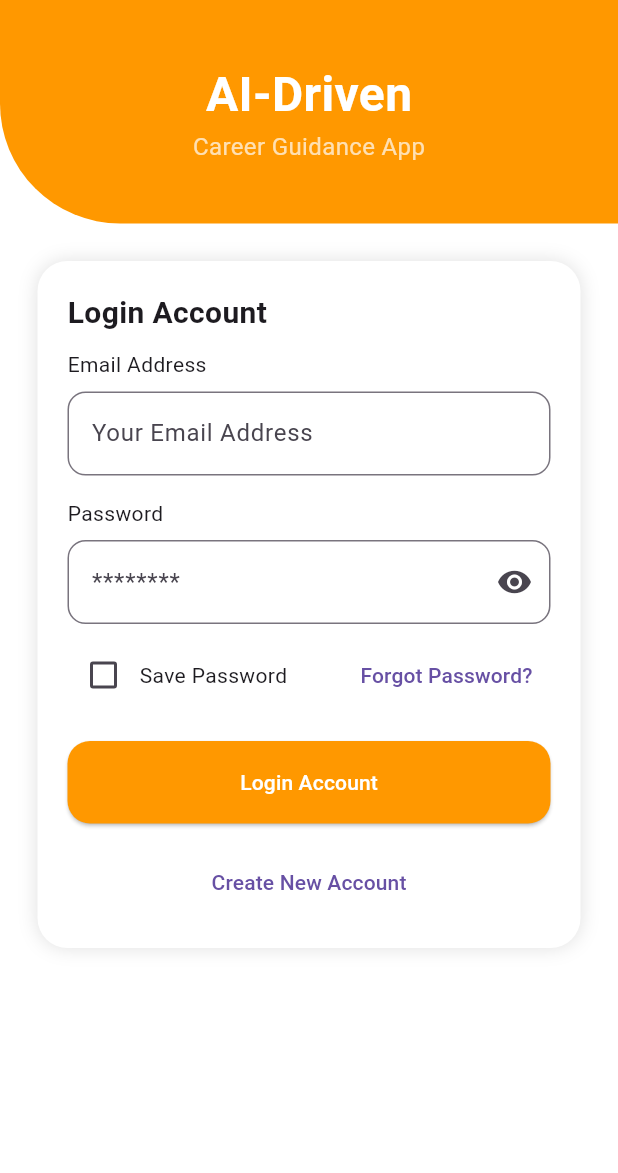
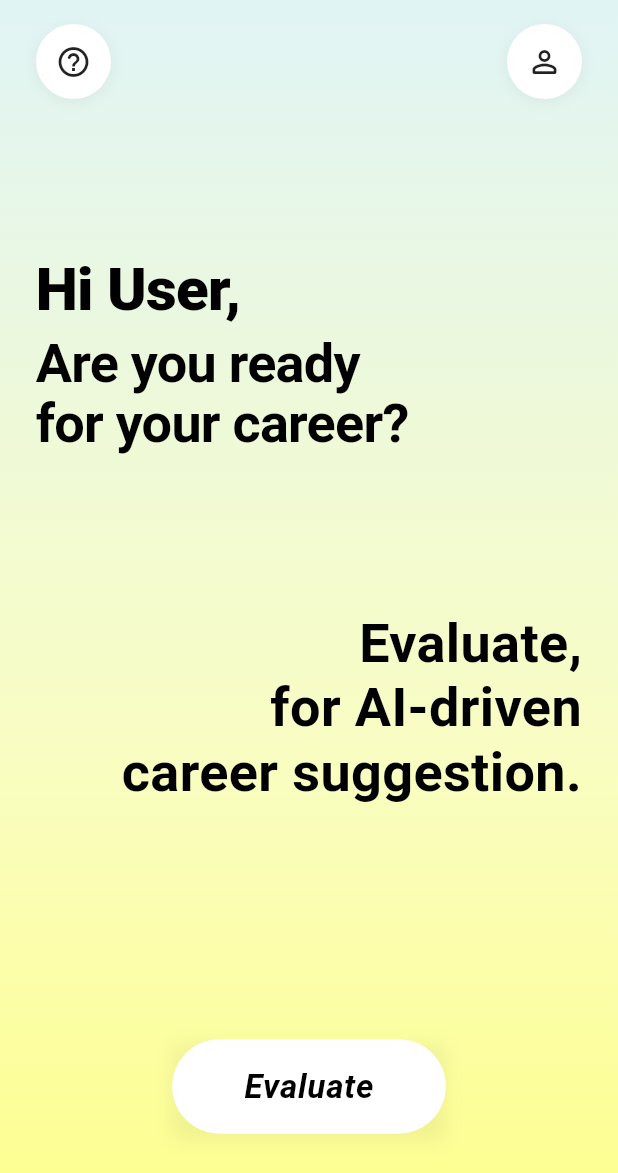
Before and after one commit to cd-cejas/cejas_flutter_app, a Flutter app: the screen it shows after launch, after a tap on "Login Account", on a phone screen of 412 x 824 dp. Shown: the top 1173 px of the screen. Run offline on Flutter 3.47's test engine with Material 3 defaults, Android fonts, the phone set to English and light mode, and no system bars.

Commit message:
added new page

```diff
--- /dev/null
+++ b/lib/home_page.dart
@@ -0,0 +1,214 @@
+import 'package:flutter/material.dart';
+import 'package:flutter/services.dart';
+
+/*void main() {
+  runApp(const MyApp());
+}
+
+class MyApp extends StatelessWidget {
+  const MyApp({super.key});
+
+  @override
+  Widget build(BuildContext context) {
+    // Set status bar to transparent to let gradient show through
+    SystemChrome.setSystemUIOverlayStyle(const SystemUiOverlayStyle(
+      statusBarColor: Colors.transparent,
+      statusBarIconBrightness: Brightness.dark,
+    ));
+
+    return MaterialApp(
+      debugShowCheckedModeBanner: false,
+      title: 'Career Evaluator',
+      theme: ThemeData(
+        useMaterial3: true,
+        fontFamily: 'Roboto', // Using default, but Inter/Poppins would match better
+      ),
+      // This is now the HomePage widget, ready to be navigated to from your Login page
+      home: const HomePage(),
+    );
+  }
+}
+*/
+class HomePage extends StatelessWidget {
+  const HomePage({super.key});
+
+  @override
+  Widget build(BuildContext context) {
+    return Scaffold(
+      // Extend body behind app bar/status bar area
+      extendBodyBehindAppBar: true,
+      body: Container(
+        width: double.infinity,
+        height: double.infinity,
+        decoration: const BoxDecoration(
+          gradient: LinearGradient(
+            begin: Alignment.topCenter,
+            end: Alignment.bottomCenter,
+            // Approximating the gradient colors from the image
+            colors: [
+              Color(0xFFE0F4F5), // Light Mint/Cyan
+              Color(0xFFF9FDC3), // Light Yellow
+              Color(0xFFFEFF8B), // Vibrant Yellow at bottom
+            ],
+            stops: [0.0, 0.6, 1.0],
+          ),
+        ),
+        child: SafeArea(
+          child: Padding(
+            padding: const EdgeInsets.symmetric(
+              horizontal: 24.0,
+              vertical: 16.0,
+            ),
+            child: Column(
+              crossAxisAlignment: CrossAxisAlignment.start,
+              children: [
+                // --- Top Navigation Row ---
+                Row(
+                  mainAxisAlignment: MainAxisAlignment.spaceBetween,
+                  children: [
+                    _buildCircularButton(
+                      icon: Icons.help_outline_rounded,
+                      onTap: () {},
+                    ),
+                    _buildCircularButton(
+                      icon: Icons.person_outline_rounded,
+                      onTap: () {},
+                    ),
+                  ],
+                ),
+
+                const Spacer(flex: 2),
+
+                // --- Main Left-Aligned Text ---
+                const Text(
+                  "Hi User,",
+                  style: TextStyle(
+                    fontSize: 40,
+                    fontWeight: FontWeight.w800,
+                    color: Colors.black,
+                    height: 1.1,
+                    letterSpacing: -0.5,
+                  ),
+                ),
+                const SizedBox(height: 8),
+                const Text(
+                  "Are you ready\nfor your career?",
+                  style: TextStyle(
+                    fontSize: 36,
+                    fontWeight: FontWeight.w700,
+                    color: Colors.black,
+                    height: 1.1,
+                    letterSpacing: -0.5,
+                  ),
+                ),
+
+                const Spacer(flex: 2),
+
+                // --- Secondary Right-Aligned Text ---
+                Align(
+                  alignment: Alignment.centerRight,
+                  child: Column(
+                    crossAxisAlignment: CrossAxisAlignment.end,
+                    children: const [
+                      Text(
+                        "Evaluate,",
+                        style: TextStyle(
+                          fontSize: 36,
+                          fontWeight: FontWeight.w700,
+                          color: Colors.black,
+                          height: 1.2,
+                        ),
+                      ),
+                      Text(
+                        "for AI-driven\ncareer suggestion.",
+                        textAlign: TextAlign.right,
+                        style: TextStyle(
+                          fontSize: 36,
+                          fontWeight: FontWeight.w700,
+                          color: Colors.black,
+                          height: 1.2,
+                        ),
+                      ),
+                    ],
+                  ),
+                ),
+
+                const Spacer(flex: 3),
+
+                // --- Action Button ---
+                Center(
+                  child: Container(
+                    decoration: BoxDecoration(
+                      boxShadow: [
+                        BoxShadow(
+                          color: Colors.black.withOpacity(0.05),
+                          blurRadius: 10,
+                          offset: const Offset(0, 4),
+                        ),
+                      ],
+                    ),
+                    child: ElevatedButton(
+                      onPressed: () {
+                        // Add navigation or logic here
+                      },
+                      style: ElevatedButton.styleFrom(
+                        backgroundColor: Colors.white,
+                        foregroundColor: Colors.black,
+                        elevation: 0,
+                        padding: const EdgeInsets.symmetric(
+                          horizontal: 48,
+                          vertical: 16,
+                        ),
+                        shape: RoundedRectangleBorder(
+                          borderRadius: BorderRadius.circular(50),
+                        ),
+                      ),
+                      child: const Text(
+                        "Evaluate",
+                        style: TextStyle(
+                          fontSize: 22,
+                          fontWeight: FontWeight.bold,
+                          fontStyle: FontStyle.italic,
+                          letterSpacing: 0.5,
+                        ),
+                      ),
+                    ),
+                  ),
+                ),
+
+                const Spacer(flex: 1),
+              ],
+            ),
+          ),
+        ),
+      ),
+    );
+  }
+
+  // Helper widget for the top circular buttons
+  Widget _buildCircularButton({
+    required IconData icon,
+    required VoidCallback onTap,
+  }) {
+    return InkWell(
+      onTap: onTap,
+      borderRadius: BorderRadius.circular(50),
+      child: Container(
+        width: 50,
+        height: 50,
+        decoration: BoxDecoration(
+          color: Colors.white,
+          shape: BoxShape.circle,
+          boxShadow: [
+            BoxShadow(
+              color: Colors.black.withOpacity(0.05),
+              blurRadius: 8,
+              offset: const Offset(0, 2),
+            ),
+          ],
+        ),
+        child: Icon(icon, color: Colors.black87, size: 24),
+      ),
+    );
+  }
+}
--- a/lib/login_page.dart
+++ b/lib/login_page.dart
@@ -1,4 +1,5 @@
 import 'package:flutter/material.dart';
+import 'package:flutter_application_7/home_page.dart';
 
 class LoginPage extends StatefulWidget {
   const LoginPage({super.key});
@@ -135,7 +136,13 @@ class _LoginPageState extends State<LoginPage> {
                               borderRadius: BorderRadius.circular(15),
                             ),
                           ),
-                          onPressed: () {},
+                          onPressed: () {
+                            Navigator.of(context).pushReplacement(
+                              MaterialPageRoute(
+                                builder: (context) => const HomePage(),
+                              ),
+                            );
+                          },
                           child: const Text(
                             "Login Account",
                             style: TextStyle(color: Colors.white),
--- a/lib/main.dart
+++ b/lib/main.dart
@@ -1,6 +1,7 @@
 import 'package:flutter/material.dart';
 import 'login_page.dart';
 import 'signup_page.dart';
+//import 'home_page.dart';
 
 void main() {
   runApp(const MyApp());
```
